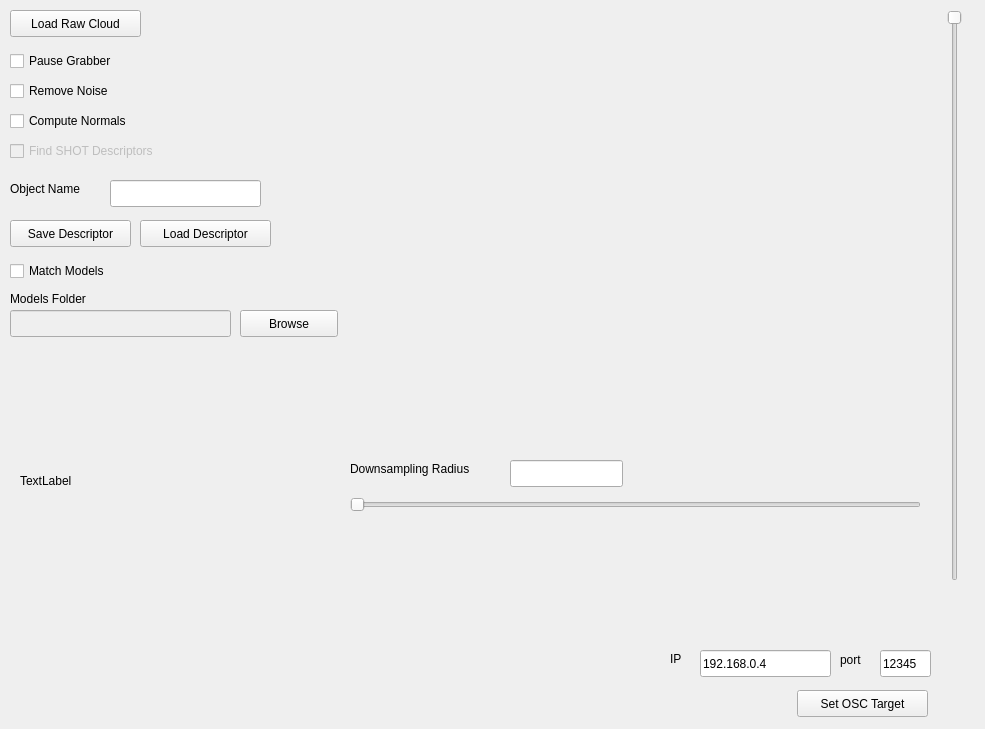
jbeuckm/kinect_pcl_osc_qt, file KPO_GUI/kpoAppGui.ui: the form before one commit.
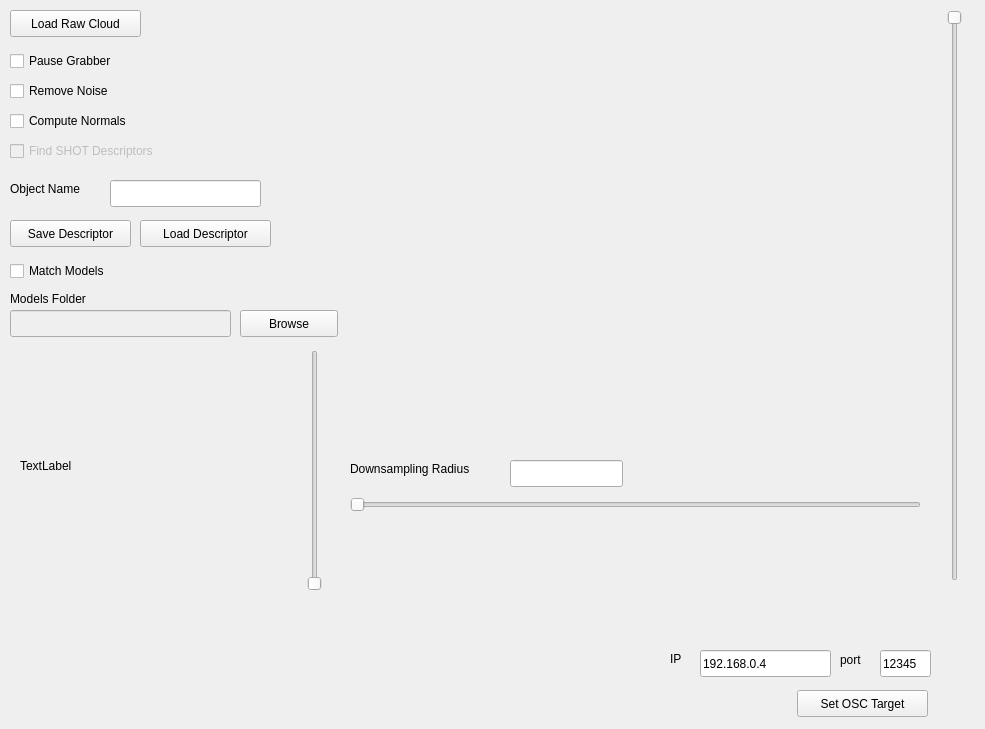
The form after the commit. Custom widgets are drawn as their Qt base class.

Commit message: threshold slider operating but depth image not scaled yet

What changed in the file:
```diff
--- a/KPO_GUI/kpoAppGui.ui
+++ b/KPO_GUI/kpoAppGui.ui
@@ -357,14 +357,30 @@
      <rect>
       <x>20</x>
       <y>350</y>
-      <width>311</width>
-      <height>261</height>
+      <width>271</width>
+      <height>231</height>
      </rect>
     </property>
     <property name="text">
      <string>TextLabel</string>
     </property>
    </widget>
+   <widget class="QSlider" name="depthImageThresholdSlider">
+    <property name="geometry">
+     <rect>
+      <x>300</x>
+      <y>350</y>
+      <width>29</width>
+      <height>241</height>
+     </rect>
+    </property>
+    <property name="maximum">
+     <number>255</number>
+    </property>
+    <property name="orientation">
+     <enum>Qt::Vertical</enum>
+    </property>
+   </widget>
   </widget>
  </widget>
  <customwidgets>
```
The commit also changes 5 other files.
